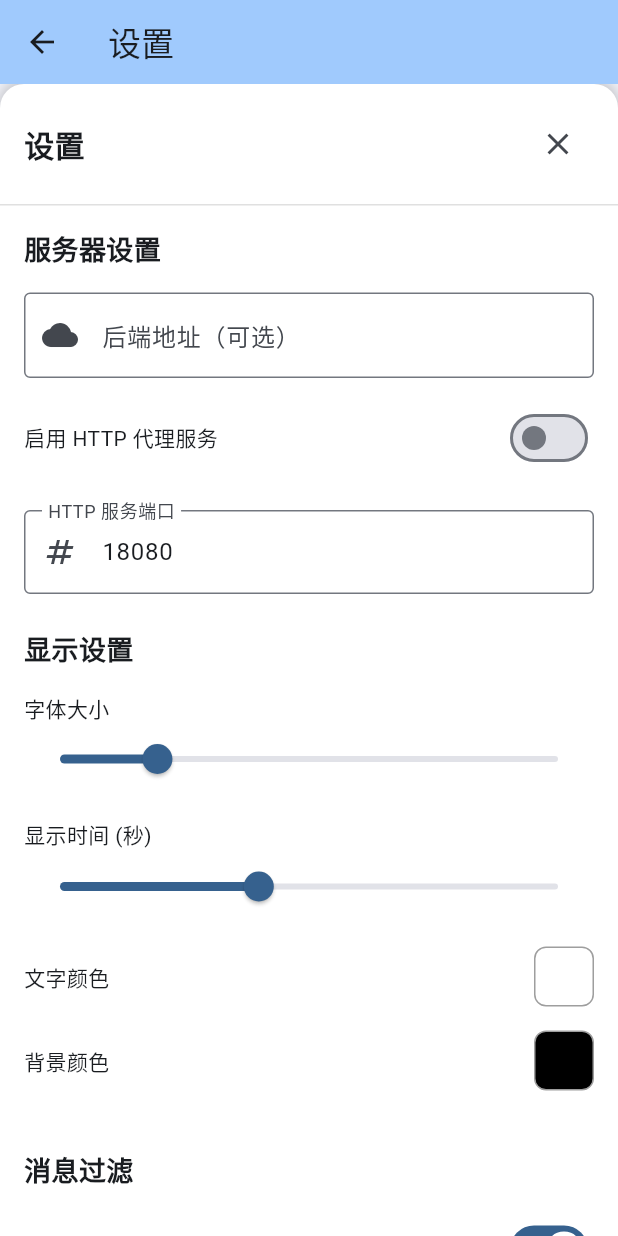
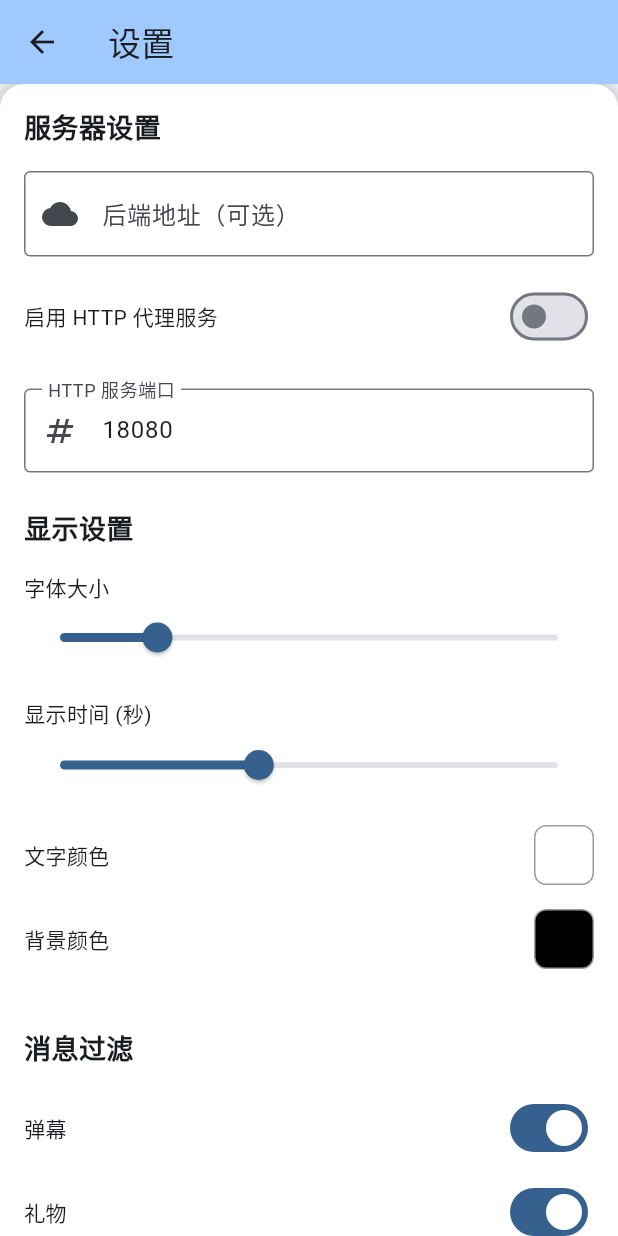
Before and after one commit to AoEiuV020/flutter_bilibili_live_danmu, a Flutter app: the SettingsPage screen opened directly, on a phone screen of 412 x 824 dp. Run offline on Flutter 3.47's test engine with Material 3 defaults, Android fonts, the phone set to English and light mode, and no system bars; our stand-ins replace args, dio, equatable, flutter_bloc, flutter_tts, logger and 4 more; missing offline and left inert: shelf_router; accounts and stored records are empty; statements that could not run were skipped.

Commit message:
设置页消除重复的标题栏
设置panel不包含标题栏，

```diff
--- a/apps/bilibili_live_danmu/lib/settings_page.dart
+++ b/apps/bilibili_live_danmu/lib/settings_page.dart
@@ -12,10 +12,7 @@ class SettingsPage extends StatelessWidget {
         title: const Text('设置'),
         backgroundColor: Theme.of(context).colorScheme.inversePrimary,
       ),
-      body: SettingsPanel(
-        onClose: () => Navigator.of(context).pop(),
-        isWorking: false,
-      ),
+      body: const SettingsPanel(isWorking: false),
     );
   }
 }
--- a/apps/bilibili_live_danmu/lib/widgets/settings_panel.dart
+++ b/apps/bilibili_live_danmu/lib/widgets/settings_panel.dart
@@ -6,17 +6,11 @@ import '../blocs/settings/server_settings_cubit.dart';
 
 /// 设置面板
 class SettingsPanel extends StatefulWidget {
-  final VoidCallback onClose;
-
   /// 是否处于工作中（直播中）
   /// 非工作模式下会显示服务器设置
   final bool isWorking;
 
-  const SettingsPanel({
-    super.key,
-    required this.onClose,
-    this.isWorking = true,
-  });
+  const SettingsPanel({super.key, this.isWorking = true});
 
   @override
   State<SettingsPanel> createState() => _SettingsPanelState();
@@ -61,31 +55,6 @@ class _SettingsPanelState extends State<SettingsPanel> {
           ),
         ],
       ),
-      child: Column(
-        children: [
-          // 标题栏
-          Container(
-            padding: const EdgeInsets.all(16),
-            decoration: BoxDecoration(
-              border: Border(bottom: BorderSide(color: Colors.grey.shade300)),
-            ),
-            child: Row(
-              mainAxisAlignment: MainAxisAlignment.spaceBetween,
-              children: [
-                const Text(
-                  '设置',
-                  style: TextStyle(fontSize: 20, fontWeight: FontWeight.bold),
-                ),
-                IconButton(
-                  icon: const Icon(Icons.close),
-                  onPressed: widget.onClose,
-                ),
-              ],
-            ),
-          ),
-
-          // 设置内容
-          Expanded(
       child: ListView(
         padding: const EdgeInsets.all(16),
         children: [
@@ -97,9 +66,6 @@ class _SettingsPanelState extends State<SettingsPanel> {
           _buildDisplaySection(),
           const SizedBox(height: 24),
           _buildFilterSection(),
-              ],
-            ),
-          ),
         ],
       ),
     );
```
Also changed, not shown: apps/bilibili_live_danmu/lib/live_page.dart (+29 -6 lines), 1 other file. Lines whose indentation alone changed are shown as unchanged.
